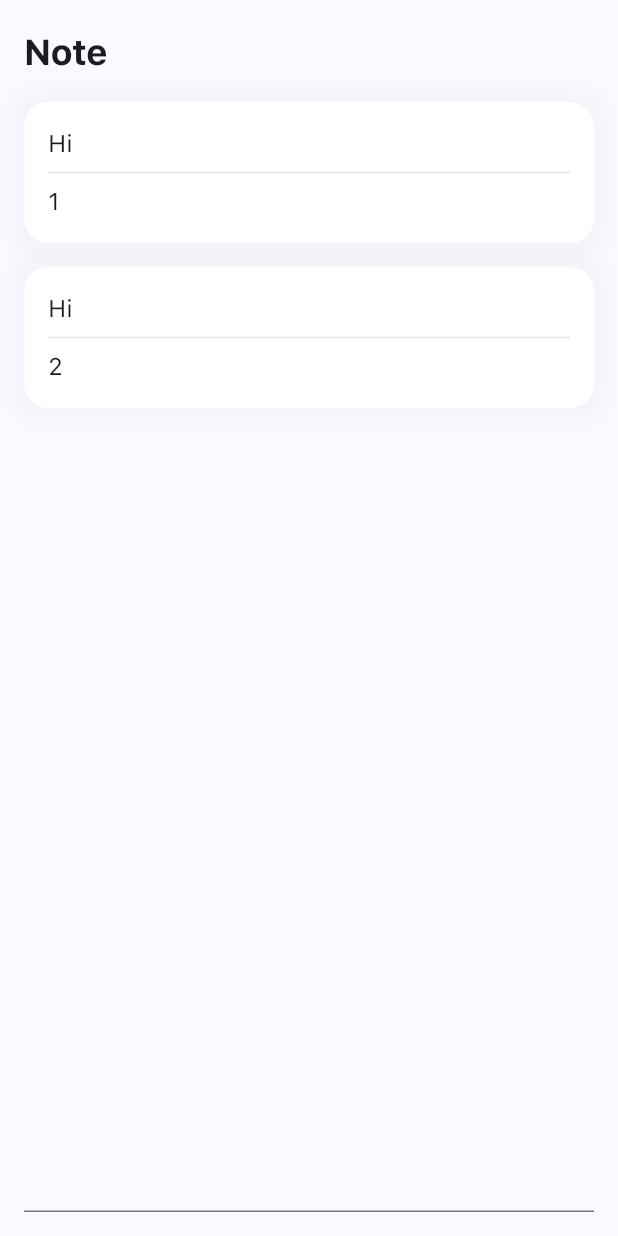
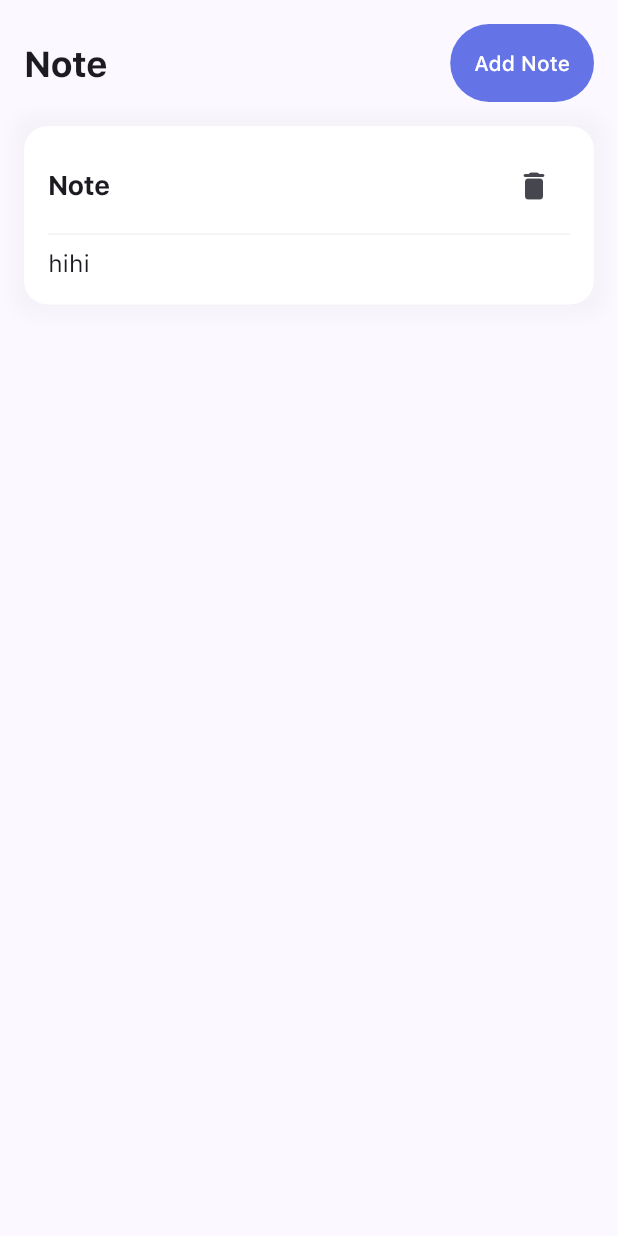
Before and after one commit to dduicoder/timeplify-app, a Flutter app: the NoteScreen screen opened directly, on a phone screen of 412 x 824 dp. Run offline on Flutter 3.47's test engine with Material 2 defaults, Android fonts, the light colour scheme and no system bars; our stand-ins replace graphql_flutter, table_calendar; network calls fail.

Commit message:
Fix: AddCalendar method Feat: Add/Remove Notes

```diff
--- a/lib/models/note.dart
+++ b/lib/models/note.dart
@@ -1,8 +1,10 @@
 class Note {
+  final String id;
   final String title;
   final String text;
 
   Note({
+    required this.id,
     required this.title,
     required this.text,
   });
--- a/lib/pages/main_screen/note_screen.dart
+++ b/lib/pages/main_screen/note_screen.dart
@@ -1,34 +1,71 @@
 import 'package:flutter/material.dart';
+import 'package:timeplifey/widget/note_form.dart';
 import '../../models/note.dart';
 
-class NoteScreen extends StatelessWidget {
+class NoteScreen extends StatefulWidget {
   const NoteScreen({super.key});
 
   @override
-  Widget build(BuildContext context) {
-    final List<Note> notes = [
-      Note(title: "Hi", text: "1"),
-      Note(title: "Hi", text: "2"),
+  State<NoteScreen> createState() => _NoteScreenState();
+}
+
+class _NoteScreenState extends State<NoteScreen> {
+  late final List<Note> _notes = [
+    Note(id: "n1", title: "Note", text: "hihi"),
   ];
 
+  void _openNoteModal(BuildContext ctx) {
+    showModalBottomSheet(
+      context: ctx,
+      builder: (_) {
+        return GestureDetector(
+          onTap: () {},
+          behavior: HitTestBehavior.opaque,
+          child: NoteForm(
+            onSubmit: (note) {
+              setState(() {
+                _notes.add(note);
+              });
+            },
+          ),
+        );
+      },
+    );
+  }
+
+  @override
+  Widget build(BuildContext context) {
     return Scaffold(
       body: Padding(
         padding: const EdgeInsets.all(16),
         child: Column(
           crossAxisAlignment: CrossAxisAlignment.start,
           children: [
+            Row(
+              mainAxisAlignment: MainAxisAlignment.spaceBetween,
+              children: [
                 Text(
                   "Note",
                   style: Theme.of(context).textTheme.bodyLarge,
                 ),
+                ElevatedButton(
+                  onPressed: () {
+                    _openNoteModal(context);
+                  },
+                  child: const Text("Add Note"),
+                ),
+              ],
+            ),
             const SizedBox(
               height: 16,
             ),
-            Expanded(
+            _notes.isEmpty
+                ? const Expanded(child: Center(child: Text("- No Notes -")))
+                : Expanded(
                     child: ListView.builder(
-                itemCount: notes.length,
+                      itemCount: _notes.length,
                       itemBuilder: (ctx, index) {
-                  final item = notes[index];
+                        final item = _notes[index];
                         return Container(
                           margin: const EdgeInsets.only(bottom: 16),
                           padding: const EdgeInsets.all(16),
@@ -47,8 +84,29 @@ class NoteScreen extends StatelessWidget {
                           child: Column(
                             crossAxisAlignment: CrossAxisAlignment.start,
                             children: [
-                        Text(item.title),
-                        Divider(color: Colors.black.withOpacity(0.1)),
+                              Row(
+                                mainAxisAlignment:
+                                    MainAxisAlignment.spaceBetween,
+                                children: [
+                                  Text(
+                                    item.title,
+                                    style: const TextStyle(
+                                      fontSize: 18,
+                                      fontWeight: FontWeight.w600,
+                                      letterSpacing: -0.5,
+                                    ),
+                                  ),
+                                  IconButton(
+                                    onPressed: () {
+                                      setState(() {
+                                        _notes.remove(item);
+                                      });
+                                    },
+                                    icon: const Icon(Icons.delete_rounded),
+                                  ),
+                                ],
+                              ),
+                              Divider(color: Colors.black.withOpacity(0.05)),
                               Text(item.text),
                             ],
                           ),
@@ -56,7 +114,6 @@ class NoteScreen extends StatelessWidget {
                       },
                     ),
                   ),
-            const TextField(),
           ],
         ),
       ),
--- a/lib/widget/calendar_form.dart
+++ b/lib/widget/calendar_form.dart
@@ -163,6 +163,8 @@ class _CalendarFormState extends State<CalendarForm> {
             ),
             TextField(
               style: Theme.of(context).textTheme.bodyMedium,
+              keyboardType: TextInputType.multiline,
+              maxLines: null,
               decoration: InputDecoration(
                 labelText: "Description",
                 labelStyle: Theme.of(context).textTheme.bodyMedium,
```
Also changed, not shown: lib/graphql/queries.dart (+3 -9 lines), lib/widget/note_form.dart (added, +119 -0 lines). Lines whose indentation alone changed are shown as unchanged.
